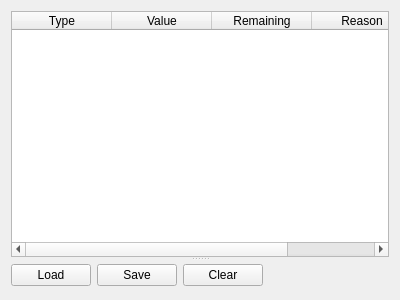
OpenRcon/OpenRcon, file client/frostbite/BanListWidget.ui: the form before one commit.
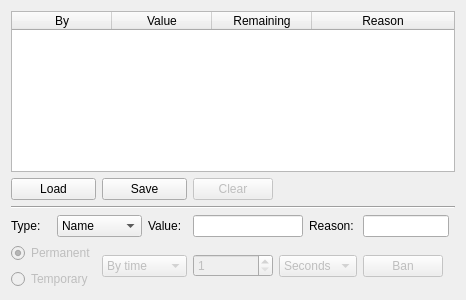
The form after the commit. Icons and pictures are not drawn.

Commit message: (Frostbite) Implemented BanListWidget. Closes issue #29.

```diff
--- a/client/frostbite/BanListWidget.ui
+++ b/client/frostbite/BanListWidget.ui
@@ -6,19 +6,232 @@
    <rect>
     <x>0</x>
     <y>0</y>
-    <width>400</width>
+    <width>427</width>
     <height>300</height>
    </rect>
   </property>
   <property name="windowTitle">
    <string/>
   </property>
-  <layout class="QGridLayout" name="gridLayout_2">
-   <item row="0" column="0">
-    <widget class="QSplitter" name="splitter">
+  <layout class="QGridLayout" name="gridLayout">
+   <item row="1" column="4">
+    <widget class="QPushButton" name="pushButton_clear">
+     <property name="enabled">
+      <bool>false</bool>
+     </property>
+     <property name="text">
+      <string>Clear</string>
+     </property>
+     <property name="icon">
+      <iconset resource="Frostbite.qrc">
+       <normaloff>:/frostbite/icons/clear.png</normaloff>:/frostbite/icons/clear.png</iconset>
+     </property>
+     <property name="checkable">
+      <bool>false</bool>
+     </property>
+     <property name="checked">
+      <bool>false</bool>
+     </property>
+     <property name="autoRepeat">
+      <bool>false</bool>
+     </property>
+     <property name="flat">
+      <bool>false</bool>
+     </property>
+    </widget>
+   </item>
+   <item row="1" column="5" colspan="6">
+    <spacer name="horizontalSpacer">
      <property name="orientation">
-      <enum>Qt::Vertical</enum>
+      <enum>Qt::Horizontal</enum>
      </property>
+     <property name="sizeHint" stdset="0">
+      <size>
+       <width>156</width>
+       <height>21</height>
+      </size>
+     </property>
+    </spacer>
+   </item>
+   <item row="3" column="1" colspan="2">
+    <widget class="QComboBox" name="comboBox_type">
+     <item>
+      <property name="text">
+       <string>Name</string>
+      </property>
+     </item>
+     <item>
+      <property name="text">
+       <string>IP</string>
+      </property>
+     </item>
+     <item>
+      <property name="text">
+       <string>GUID</string>
+      </property>
+     </item>
+    </widget>
+   </item>
+   <item row="1" column="0" colspan="2">
+    <widget class="QPushButton" name="pushButton_load">
+     <property name="text">
+      <string>Load</string>
+     </property>
+     <property name="icon">
+      <iconset resource="Frostbite.qrc">
+       <normaloff>:/frostbite/icons/load.png</normaloff>:/frostbite/icons/load.png</iconset>
+     </property>
+    </widget>
+   </item>
+   <item row="3" column="10">
+    <spacer name="horizontalSpacer_2">
+     <property name="orientation">
+      <enum>Qt::Horizontal</enum>
+     </property>
+     <property name="sizeHint" stdset="0">
+      <size>
+       <width>301</width>
+       <height>20</height>
+      </size>
+     </property>
+    </spacer>
+   </item>
+   <item row="4" column="5" colspan="3">
+    <widget class="QComboBox" name="comboBox_timeUnit">
+     <property name="enabled">
+      <bool>false</bool>
+     </property>
+     <item>
+      <property name="text">
+       <string>Seconds</string>
+      </property>
+     </item>
+     <item>
+      <property name="text">
+       <string>Minutes</string>
+      </property>
+     </item>
+     <item>
+      <property name="text">
+       <string>Hours</string>
+      </property>
+     </item>
+     <item>
+      <property name="text">
+       <string>Days</string>
+      </property>
+     </item>
+     <item>
+      <property name="text">
+       <string>Weeks</string>
+      </property>
+     </item>
+    </widget>
+   </item>
+   <item row="3" column="0">
+    <widget class="QLabel" name="label_type">
+     <property name="text">
+      <string>Type:</string>
+     </property>
+    </widget>
+   </item>
+   <item row="3" column="3">
+    <widget class="QLabel" name="label_value">
+     <property name="text">
+      <string>Value:</string>
+     </property>
+    </widget>
+   </item>
+   <item row="3" column="6" colspan="2">
+    <widget class="QLabel" name="label_reason">
+     <property name="text">
+      <string>Reason:</string>
+     </property>
+    </widget>
+   </item>
+   <item row="1" column="2" colspan="2">
+    <widget class="QPushButton" name="pushButton_save">
+     <property name="text">
+      <string>Save</string>
+     </property>
+     <property name="icon">
+      <iconset resource="Frostbite.qrc">
+       <normaloff>:/frostbite/icons/save.png</normaloff>:/frostbite/icons/save.png</iconset>
+     </property>
+    </widget>
+   </item>
+   <item row="3" column="4" colspan="2">
+    <widget class="QLineEdit" name="lineEdit_value">
+     <property name="clearButtonEnabled">
+      <bool>true</bool>
+     </property>
+    </widget>
+   </item>
+   <item row="3" column="8" colspan="2">
+    <widget class="QLineEdit" name="lineEdit_reason">
+     <property name="clearButtonEnabled">
+      <bool>true</bool>
+     </property>
+    </widget>
+   </item>
+   <item row="4" column="2" colspan="2">
+    <widget class="QComboBox" name="comboBox_by">
+     <property name="enabled">
+      <bool>false</bool>
+     </property>
+     <item>
+      <property name="text">
+       <string>By time</string>
+      </property>
+     </item>
+     <item>
+      <property name="text">
+       <string>By rounds</string>
+      </property>
+     </item>
+    </widget>
+   </item>
+   <item row="4" column="4">
+    <widget class="QSpinBox" name="spinBox_timeout">
+     <property name="enabled">
+      <bool>false</bool>
+     </property>
+     <property name="minimum">
+      <number>1</number>
+     </property>
+     <property name="maximum">
+      <number>999</number>
+     </property>
+    </widget>
+   </item>
+   <item row="4" column="0" colspan="2">
+    <layout class="QVBoxLayout" name="verticalLayout">
+     <item>
+      <widget class="QRadioButton" name="radioButton_permanent">
+       <property name="enabled">
+        <bool>false</bool>
+       </property>
+       <property name="text">
+        <string>Permanent</string>
+       </property>
+       <property name="checked">
+        <bool>true</bool>
+       </property>
+      </widget>
+     </item>
+     <item>
+      <widget class="QRadioButton" name="radioButton_temporary">
+       <property name="enabled">
+        <bool>false</bool>
+       </property>
+       <property name="text">
+        <string>Temporary</string>
+       </property>
+      </widget>
+     </item>
+    </layout>
+   </item>
+   <item row="0" column="0" colspan="11">
      <widget class="QTableWidget" name="tableWidget_bl_banList">
       <property name="contextMenuPolicy">
        <enum>Qt::CustomContextMenu</enum>
@@ -43,7 +256,7 @@
       </attribute>
       <column>
        <property name="text">
-        <string>Type</string>
+       <string>By</string>
        </property>
       </column>
       <column>
@@ -62,10 +275,9 @@
        </property>
       </column>
      </widget>
-     <widget class="QWidget" name="gridLayoutWidget">
-      <layout class="QGridLayout" name="gridLayout">
-       <item row="0" column="1">
-        <spacer name="horizontalSpacer">
+   </item>
+   <item row="4" column="9" colspan="2">
+    <spacer name="horizontalSpacer_3">
          <property name="orientation">
           <enum>Qt::Horizontal</enum>
          </property>
@@ -77,45 +289,21 @@
          </property>
         </spacer>
        </item>
-       <item row="0" column="0">
-        <layout class="QHBoxLayout" name="horizontalLayout">
-         <item>
-          <widget class="QPushButton" name="pushButton_load">
-           <property name="text">
-            <string>Load</string>
-           </property>
-           <property name="icon">
-            <iconset resource="Frostbite.qrc">
-             <normaloff>:/frostbite/icons/load.png</normaloff>:/frostbite/icons/load.png</iconset>
-           </property>
-          </widget>
-         </item>
-         <item>
-          <widget class="QPushButton" name="pushButton_save">
+   <item row="4" column="8">
+    <widget class="QPushButton" name="pushButton_ban">
+     <property name="enabled">
+      <bool>false</bool>
+     </property>
            <property name="text">
-            <string>Save</string>
-           </property>
-           <property name="icon">
-            <iconset resource="Frostbite.qrc">
-             <normaloff>:/frostbite/icons/save.png</normaloff>:/frostbite/icons/save.png</iconset>
-           </property>
-          </widget>
-         </item>
-         <item>
-          <widget class="QPushButton" name="pushButton_clear">
-           <property name="text">
-            <string>Clear</string>
-           </property>
-           <property name="icon">
-            <iconset resource="Frostbite.qrc">
-             <normaloff>:/frostbite/icons/clear.png</normaloff>:/frostbite/icons/clear.png</iconset>
-           </property>
-          </widget>
-         </item>
-        </layout>
-       </item>
-      </layout>
-     </widget>
+      <string>Ban</string>
+     </property>
+    </widget>
+   </item>
+   <item row="2" column="0" colspan="11">
+    <widget class="Line" name="line">
+     <property name="orientation">
+      <enum>Qt::Horizontal</enum>
+     </property>
     </widget>
    </item>
   </layout>
```
Lines whose indentation alone changed are shown as unchanged. The commit also changes 13 other files.
